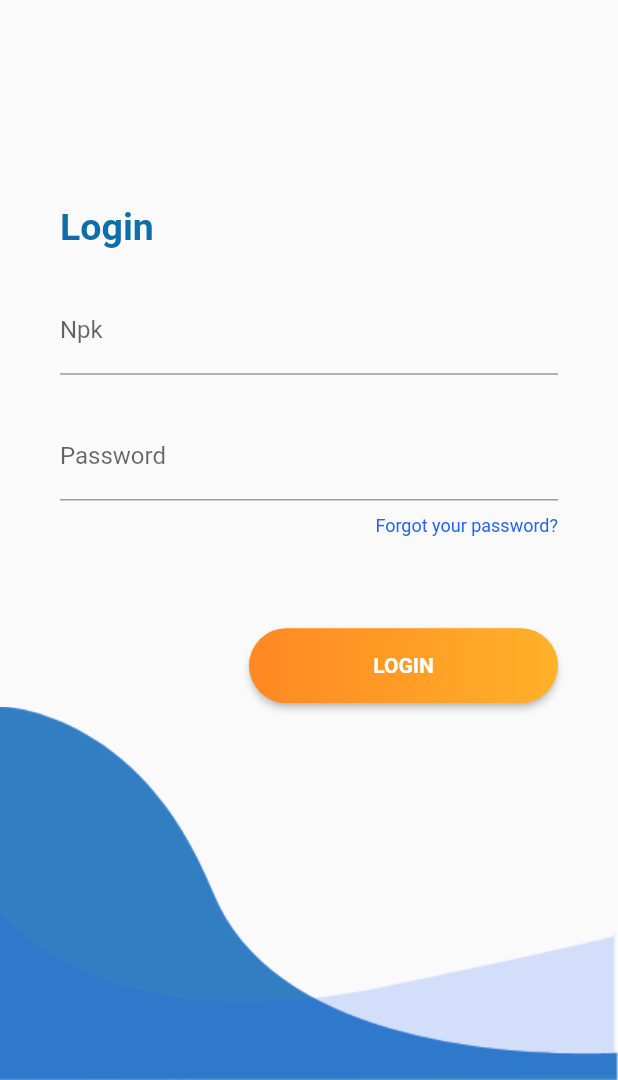
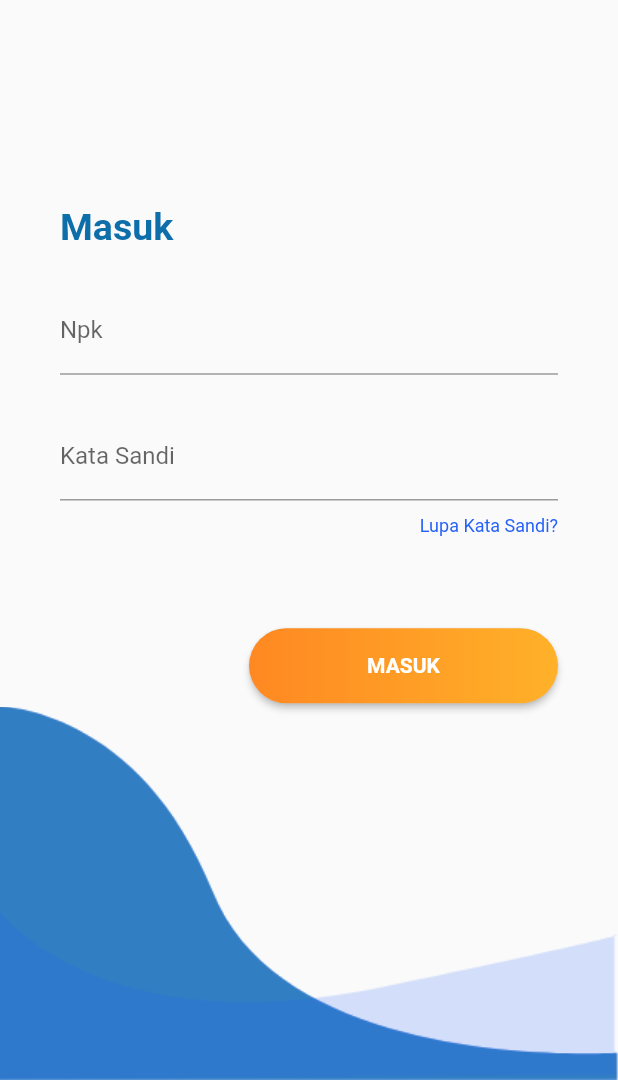
Before and after one commit to PilotJinix/PKTJUARA, a Flutter app: the screen it shows after launch, on a phone screen of 412 x 824 dp, the part 156-1236 px from its top. Run offline on Flutter 3.47's test engine with Material 2 defaults, Android fonts, the phone set to English and light mode, and no system bars.

Commit message:
Login Ui

```diff
--- a/lib/views/login.dart
+++ b/lib/views/login.dart
@@ -20,7 +20,7 @@ class _LoginPageState extends State<LoginPage> {
                 alignment: Alignment.centerLeft,
                 padding: EdgeInsets.symmetric(horizontal: 40),
                 child: Text(
-                  "Login",
+                  "Masuk",
                   style: TextStyle(
                       fontWeight: FontWeight.bold,
                       color: Color(0xFF0D6EAA),
@@ -48,7 +48,7 @@ class _LoginPageState extends State<LoginPage> {
                 margin: EdgeInsets.symmetric(horizontal: 40),
                 child: TextField(
                   decoration: InputDecoration(
-                      labelText: "Password"
+                      labelText: "Kata Sandi"
                   ),
                   obscureText: true,
                 ),
@@ -58,7 +58,7 @@ class _LoginPageState extends State<LoginPage> {
                 alignment: Alignment.centerRight,
                 margin: EdgeInsets.symmetric(horizontal: 40, vertical: 10),
                 child: Text(
-                  "Forgot your password?",
+                  "Lupa Kata Sandi?",
                   style: TextStyle(
                       fontSize: 12,
                       color: Color(0XFF2661FA)
@@ -91,7 +91,7 @@ class _LoginPageState extends State<LoginPage> {
                     ),
                     padding: const EdgeInsets.all(0),
                     child: Text(
-                      "LOGIN",
+                      "MASUK",
                       textAlign: TextAlign.center,
                       style: TextStyle(
                           fontWeight: FontWeight.bold
```
